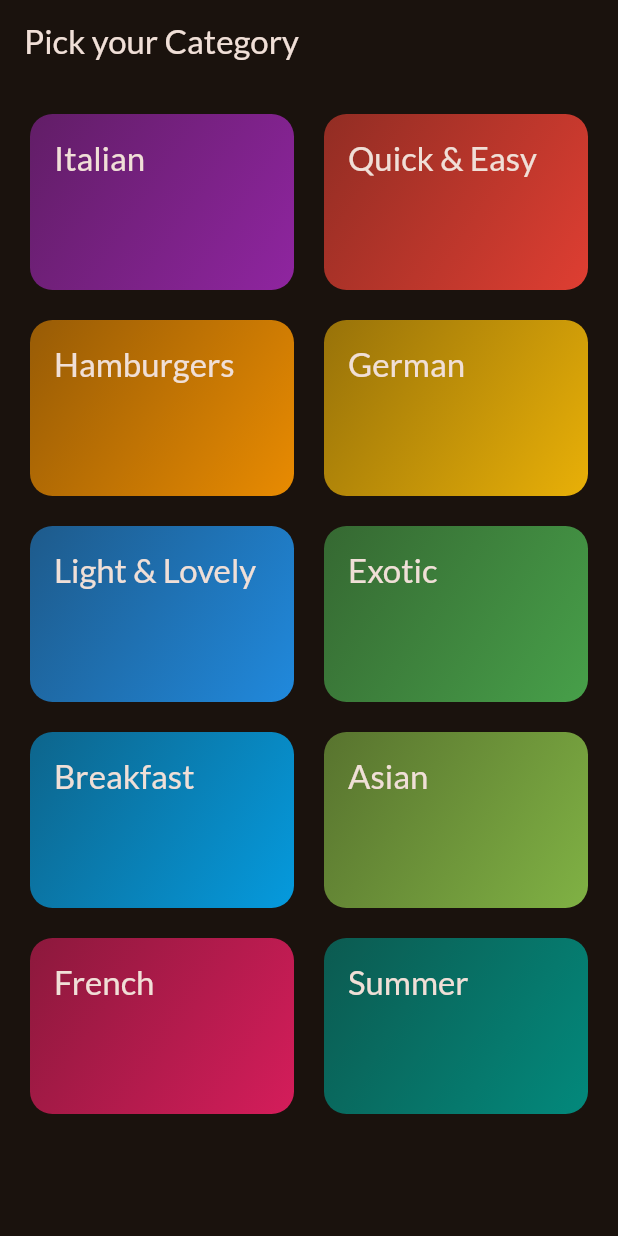
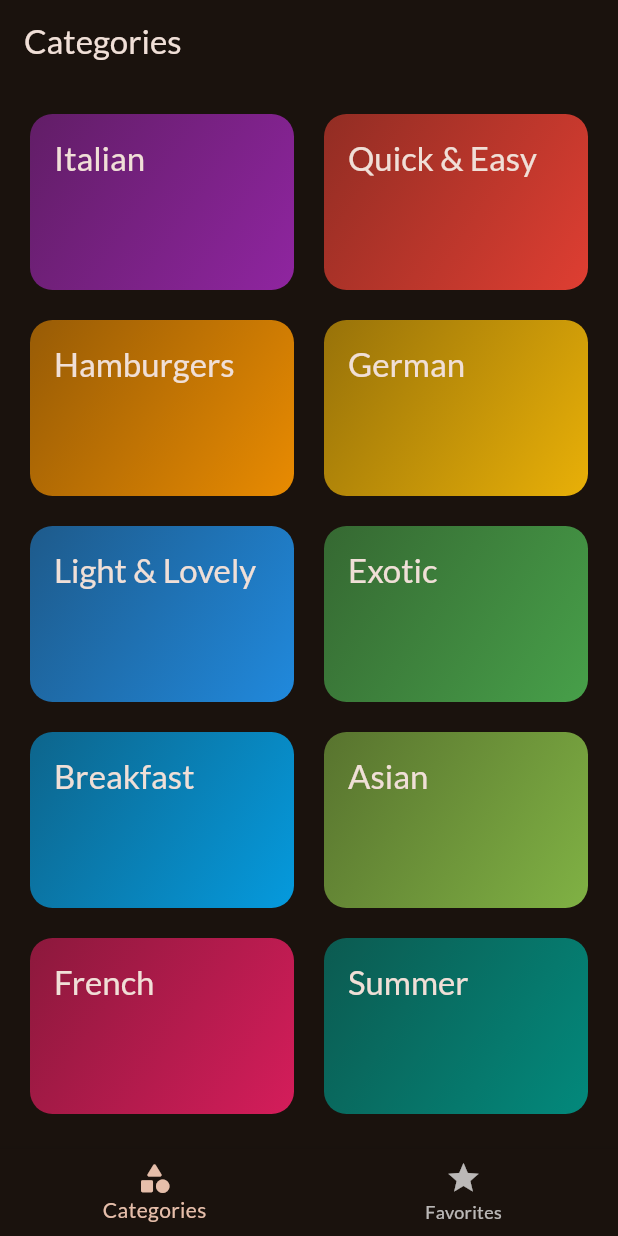
Before and after one commit to gittushR/forkifyApp, a Flutter app: the screen it shows after launch, on a phone screen of 412 x 824 dp. Run offline on Flutter 3.47's test engine with Material 2 defaults, Android fonts, the light colour scheme and no system bars; our stand-ins replace google_fonts, transparent_image.

Commit message:
Created tabs

```diff
--- a/lib/main.dart
+++ b/lib/main.dart
@@ -1,5 +1,5 @@
 import 'package:flutter/material.dart';
-import 'package:forkify/screens/categories_screen.dart';
+import 'package:forkify/screens/tabs.dart';
 import 'package:google_fonts/google_fonts.dart';
 
 final theme = ThemeData(
@@ -22,7 +22,7 @@ class App extends StatelessWidget {
   Widget build(BuildContext context) {
     return MaterialApp(
       theme: theme,
-      home: const CategoriesScreen(), // Todo ...,
+      home: const TabsScreen(), // Todo ...,
     );
   }
 }
--- a/lib/screens/categories_screen.dart
+++ b/lib/screens/categories_screen.dart
@@ -17,11 +17,7 @@ class CategoriesScreen extends StatelessWidget {
 
   @override
   Widget build(BuildContext context) {
-    return Scaffold(
-      appBar: AppBar(
-        title: const Text("Pick your Category"),
-      ),
-      body: GridView(
+    return GridView(
       padding: const EdgeInsets.all(20),
       gridDelegate: const SliverGridDelegateWithFixedCrossAxisCount(
           crossAxisCount: 2,
@@ -37,7 +33,6 @@ class CategoriesScreen extends StatelessWidget {
             },
           )
       ],
-      ),
     );
   }
 }
--- /dev/null
+++ b/lib/screens/tabs.dart
@@ -0,0 +1,45 @@
+import 'package:flutter/material.dart';
+import 'package:forkify/screens/meals.dart';
+import 'package:forkify/screens/categories_screen.dart';
+
+class TabsScreen extends StatefulWidget {
+  const TabsScreen({super.key});
+  @override
+  State<TabsScreen> createState() {
+    return _TabsScreen();
+  }
+}
+
+class _TabsScreen extends State<TabsScreen> {
+  int _selectedPageIndex = 0;
+  void _selectPage(int index) {
+    setState(() {
+      _selectedPageIndex = index;
+    });
+  }
+
+  @override
+  Widget build(BuildContext context) {
+    Widget activePage = const CategoriesScreen();
+    var activePagetitle = "Categories";
+    if (_selectedPageIndex == 1) {
+      activePage = const MealsScreen(meals: []);
+      activePagetitle = "Your Favorites";
+    }
+    return Scaffold(
+      appBar: AppBar(
+        title: Text(activePagetitle),
+      ),
+      body: activePage,
+      bottomNavigationBar: BottomNavigationBar(
+        currentIndex: _selectedPageIndex,
+        onTap: _selectPage,
+        items: const [
+          BottomNavigationBarItem(
+              icon: Icon((Icons.category_rounded)), label: "Categories"),
+          BottomNavigationBarItem(icon: Icon(Icons.star), label: "Favorites"),
+        ],
+      ),
+    );
+  }
+}
```
Also changed, not shown: lib/screens/meals.dart (+6 -3 lines). Lines whose indentation alone changed are shown as unchanged.
